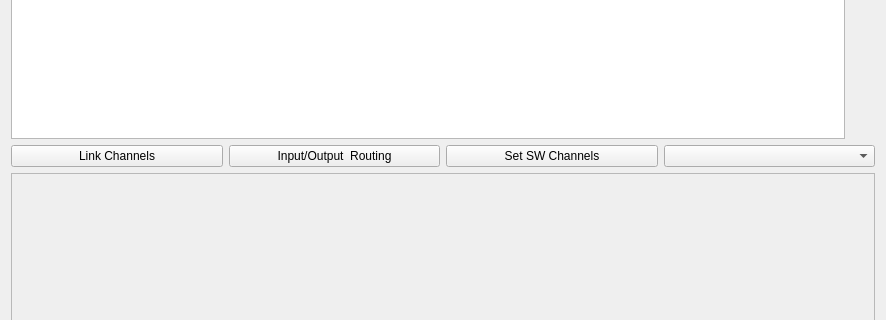
This is src/main/python/ui/xo.ui in 3ll3d00d/beqdesigner as Qt 5 draws it before an edit; both pictures show x 0 to 886 and y 330 to 650 of the 886 by 820 pixel window. The edited form follows.
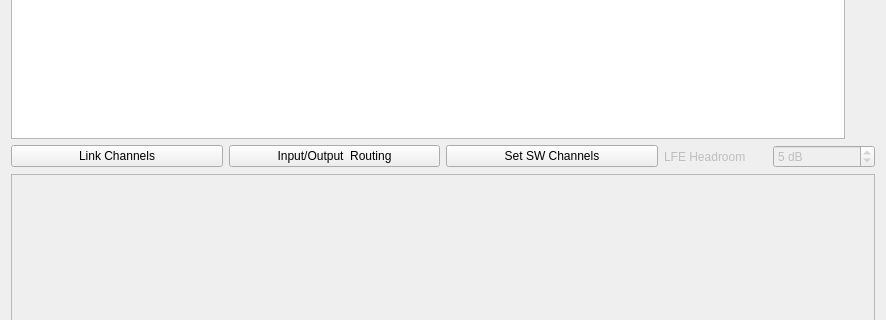
This is the edited form. Custom widgets are drawn as their Qt base class.

Commit message: assorted xo dialog fixes inc load/save

The edit to the form file:
```diff
--- a/src/main/python/ui/xo.ui
+++ b/src/main/python/ui/xo.ui
@@ -85,9 +85,6 @@
        </widget>
       </widget>
      </item>
-     <item row="0" column="3">
-      <widget class="QComboBox" name="presetSelector"/>
-     </item>
      <item row="0" column="1">
       <widget class="QPushButton" name="showMatrixButton">
        <property name="text">
@@ -102,6 +99,39 @@
        </property>
       </widget>
      </item>
+     <item row="0" column="3">
+      <layout class="QHBoxLayout" name="lfeAdjustLayout">
+       <item>
+        <widget class="QLabel" name="lfeAdjustLabel">
+         <property name="enabled">
+          <bool>false</bool>
+         </property>
+         <property name="text">
+          <string>LFE Headroom</string>
+         </property>
+        </widget>
+       </item>
+       <item>
+        <widget class="QSpinBox" name="lfeAdjust">
+         <property name="enabled">
+          <bool>false</bool>
+         </property>
+         <property name="suffix">
+          <string> dB</string>
+         </property>
+         <property name="minimum">
+          <number>1</number>
+         </property>
+         <property name="maximum">
+          <number>9</number>
+         </property>
+         <property name="value">
+          <number>5</number>
+         </property>
+        </widget>
+       </item>
+      </layout>
+     </item>
     </layout>
    </item>
    <item>
```
Left out of the diff: 10 changed lines with no effect on the pictures. The commit also changes 7 other files.
